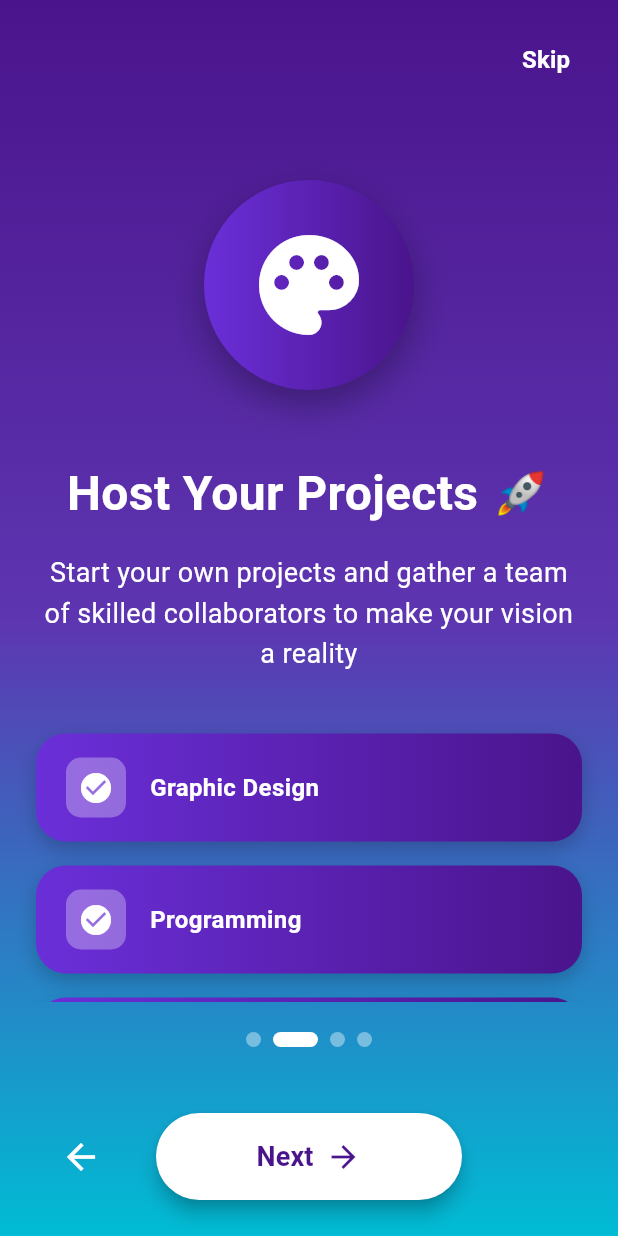
After one commit to yusfmohamed/Collabify, a Flutter app: the OnboardingScreen screen opened by its route, swiped to page 2, on a phone screen of 412 x 824 dp. The commit adds this screen. Run offline on Flutter 3.47's test engine with Material 3 defaults, Android fonts, the phone set to English and light mode, and no system bars; our stand-ins replace curved_navigation_bar, file_picker, image_picker, shared_preferences; accounts and stored records are empty.

Commit message:
added on boarding screen

```diff
--- a/lib/config/routes.dart
+++ b/lib/config/routes.dart
@@ -5,15 +5,16 @@ import '../screens/sign_up_screen.dart';
 import '../screens/main_navigation.dart';
 import '../screens/about_screen.dart';
 import '../screens/profile_info_screen.dart';
-import '../screens/settings_screen.dart';
+import '../screens/onboarding_screen.dart'; // NEW IMPORT
+
 class AppRoutes {
   static const String splash = '/';
   static const String signIn = '/sign-in';
   static const String signUp = '/sign-up';
   static const String home = '/home';
   static const String about = '/about';
-  static const String settings = '/settings';
   static const String profileInfo = '/profile-info';
+  static const String onboarding = '/onboarding'; // NEW ROUTE
 
   static Map<String, WidgetBuilder> get routes {
     return {
@@ -21,7 +22,6 @@ class AppRoutes {
       signIn: (context) => SignInScreen(),
       signUp: (context) => const SignUpScreen(),
       about: (context) => const AboutScreen(),
-      settings: (context) => const SettingsScreen(),
       // Routes with parameters use onGenerateRoute
     };
   }
@@ -46,6 +46,15 @@ class AppRoutes {
       );
     }
 
+    // Onboarding route with username (NEW)
+    if (settings.name == onboarding) {
+      final args = settings.arguments as Map<String, dynamic>?;
+      final username = args?['username'] ?? 'Guest';
+      return MaterialPageRoute(
+        builder: (context) => OnboardingScreen(username: username),
+      );
+    }
+
     return null;
   }
 }
--- /dev/null
+++ b/lib/screens/onboarding_screen.dart
@@ -0,0 +1,397 @@
+import 'package:flutter/material.dart';
+
+class OnboardingScreen extends StatefulWidget {
+  final String username;
+
+  const OnboardingScreen({Key? key, required this.username}) : super(key: key);
+
+  @override
+  State<OnboardingScreen> createState() => _OnboardingScreenState();
+}
+
+class _OnboardingScreenState extends State<OnboardingScreen> {
+  final PageController _pageController = PageController();
+  int _currentPage = 0;
+
+  final List<OnboardingPage> _pages = [
+    OnboardingPage(
+      title: 'Welcome to Collabify! 🎉',
+      description: 'Connect with talented individuals and bring your creative projects to life together',
+      icon: Icons.rocket_launch,
+      gradient: const LinearGradient(
+        colors: [Color(0xFFFB923C), Color(0xFFF97316)],
+      ),
+    ),
+    OnboardingPage(
+      title: 'Host Your Projects 🚀',
+      description: 'Start your own projects and gather a team of skilled collaborators to make your vision a reality',
+      icon: Icons.palette,
+      items: [
+        'Graphic Design',
+        'Programming',
+        'Video Editing',
+        'Innovation Projects',
+      ],
+      gradient: const LinearGradient(
+        colors: [Color(0xFF6B2FD9), Color(0xFF4A148C)],
+      ),
+    ),
+    OnboardingPage(
+      title: 'Join Amazing Teams 🤝',
+      description: 'Discover projects that match your skills and interests. Collaborate with passionate creators',
+      icon: Icons.handshake,
+      items: [
+        'Find projects you love',
+        'Contribute your talents',
+        'Build your portfolio',
+        'Grow your network',
+      ],
+      gradient: const LinearGradient(
+        colors: [Color(0xFF00BCD4), Color(0xFF0097A7)],
+      ),
+    ),
+    OnboardingPage(
+      title: 'Let\'s Get Started! ✨',
+      description: 'Complete your profile and start your collaboration journey today',
+      icon: Icons.stars,
+      gradient: const LinearGradient(
+        colors: [Color(0xFFFB923C), Color(0xFFF97316)],
+      ),
+    ),
+  ];
+
+  void _nextPage() {
+    if (_currentPage < _pages.length - 1) {
+      _pageController.animateToPage(
+        _currentPage + 1,
+        duration: const Duration(milliseconds: 400),
+        curve: Curves.easeInOut,
+      );
+    } else {
+      _navigateToProfile();
+    }
+  }
+
+  void _skipToProfile() {
+    _navigateToProfile();
+  }
+
+  void _navigateToProfile() {
+    Navigator.pushReplacementNamed(
+      context,
+      '/profile-info',
+      arguments: {'username': widget.username},
+    );
+  }
+
+  @override
+  void dispose() {
+    _pageController.dispose();
+    super.dispose();
+  }
+
+  @override
+  Widget build(BuildContext context) {
+    return Scaffold(
+      body: Container(
+        decoration: const BoxDecoration(
+          gradient: LinearGradient(
+            begin: Alignment.topCenter,
+            end: Alignment.bottomCenter,
+            colors: [
+              Color(0xFF4A148C),
+              Color(0xFF5E35B1),
+              Color(0xFF00BCD4),
+            ],
+            stops: [0.0, 0.5, 1.0],
+          ),
+        ),
+        child: SafeArea(
+          child: Column(
+            children: [
+              // Skip Button
+              Padding(
+                padding: const EdgeInsets.all(16.0),
+                child: Align(
+                  alignment: Alignment.topRight,
+                  child: TextButton(
+                    onPressed: _skipToProfile,
+                    child: const Text(
+                      'Skip',
+                      style: TextStyle(
+                        color: Colors.white,
+                        fontSize: 16,
+                        fontWeight: FontWeight.w600,
+                      ),
+                    ),
+                  ),
+                ),
+              ),
+
+              // PageView
+              Expanded(
+                child: PageView.builder(
+                  controller: _pageController,
+                  onPageChanged: (index) {
+                    setState(() {
+                      _currentPage = index;
+                    });
+                  },
+                  itemCount: _pages.length,
+                  itemBuilder: (context, index) {
+                    return _buildPageContent(_pages[index]);
+                  },
+                ),
+              ),
+
+              // Page Indicators
+              Padding(
+                padding: const EdgeInsets.symmetric(vertical: 20),
+                child: Row(
+                  mainAxisAlignment: MainAxisAlignment.center,
+                  children: List.generate(
+                    _pages.length,
+                    (index) => _buildPageIndicator(index),
+                  ),
+                ),
+              ),
+
+              // Bottom Navigation
+              Padding(
+                padding: const EdgeInsets.all(24.0),
+                child: Row(
+                  mainAxisAlignment: MainAxisAlignment.spaceBetween,
+                  children: [
+                    // Back Button (hidden on first page)
+                    SizedBox(
+                      width: 60,
+                      child: _currentPage > 0
+                          ? IconButton(
+                              onPressed: () {
+                                _pageController.previousPage(
+                                  duration: const Duration(milliseconds: 400),
+                                  curve: Curves.easeInOut,
+                                );
+                              },
+                              icon: const Icon(
+                                Icons.arrow_back,
+                                color: Colors.white,
+                                size: 28,
+                              ),
+                            )
+                          : const SizedBox(),
+                    ),
+
+                    // Next/Get Started Button
+                    Expanded(
+                      child: Padding(
+                        padding: const EdgeInsets.symmetric(horizontal: 20),
+                        child: ElevatedButton(
+                          onPressed: _nextPage,
+                          style: ElevatedButton.styleFrom(
+                            backgroundColor: Colors.white,
+                            foregroundColor: const Color(0xFF4A148C),
+                            padding: const EdgeInsets.symmetric(
+                              horizontal: 40,
+                              vertical: 16,
+                            ),
+                            shape: RoundedRectangleBorder(
+                              borderRadius: BorderRadius.circular(30),
+                            ),
+                            elevation: 5,
+                          ),
+                          child: Row(
+                            mainAxisAlignment: MainAxisAlignment.center,
+                            mainAxisSize: MainAxisSize.min,
+                            children: [
+                              Text(
+                                _currentPage == _pages.length - 1
+                                    ? 'Get Started'
+                                    : 'Next',
+                                style: const TextStyle(
+                                  fontSize: 18,
+                                  fontWeight: FontWeight.bold,
+                                ),
+                              ),
+                              const SizedBox(width: 8),
+                              const Icon(
+                                Icons.arrow_forward,
+                                size: 24,
+                              ),
+                            ],
+                          ),
+                        ),
+                      ),
+                    ),
+
+                    // Placeholder for symmetry
+                    const SizedBox(width: 60),
+                  ],
+                ),
+              ),
+            ],
+          ),
+        ),
+      ),
+    );
+  }
+
+  Widget _buildPageContent(OnboardingPage page) {
+    return SingleChildScrollView(
+      padding: const EdgeInsets.symmetric(horizontal: 24),
+      child: Column(
+        children: [
+          const SizedBox(height: 40),
+
+          // Icon
+          Container(
+            padding: const EdgeInsets.all(30),
+            decoration: BoxDecoration(
+              gradient: page.gradient,
+              shape: BoxShape.circle,
+              boxShadow: [
+                BoxShadow(
+                  color: Colors.black.withOpacity(0.3),
+                  blurRadius: 20,
+                  offset: const Offset(0, 10),
+                ),
+              ],
+            ),
+            child: Icon(
+              page.icon,
+              size: 80,
+              color: Colors.white,
+            ),
+          ),
+
+          const SizedBox(height: 50),
+
+          // Title
+          Text(
+            page.title,
+            textAlign: TextAlign.center,
+            style: const TextStyle(
+              fontSize: 32,
+              fontWeight: FontWeight.bold,
+              color: Colors.white,
+              height: 1.2,
+            ),
+          ),
+
+          const SizedBox(height: 20),
+
+          // Description
+          Text(
+            page.description,
+            textAlign: TextAlign.center,
+            style: const TextStyle(
+              fontSize: 18,
+              color: Colors.white,
+              height: 1.5,
+            ),
+          ),
+
+          const SizedBox(height: 40),
+
+          // Items (if any)
+          if (page.items != null && page.items!.isNotEmpty)
+            ...page.items!.asMap().entries.map((entry) {
+              return Padding(
+                padding: const EdgeInsets.only(bottom: 16),
+                child: _buildFeatureItem(entry.value, entry.key, page.gradient),
+              );
+            }),
+
+          const SizedBox(height: 40),
+        ],
+      ),
+    );
+  }
+
+  Widget _buildFeatureItem(String text, int index, Gradient gradient) {
+    return TweenAnimationBuilder(
+      duration: Duration(milliseconds: 500 + (index * 100)),
+      tween: Tween<double>(begin: 0.0, end: 1.0),
+      builder: (context, double value, child) {
+        return Opacity(
+          opacity: value,
+          child: Transform.translate(
+            offset: Offset(0, 20 * (1 - value)),
+            child: Container(
+              padding: const EdgeInsets.symmetric(horizontal: 20, vertical: 16),
+              decoration: BoxDecoration(
+                gradient: gradient,
+                borderRadius: BorderRadius.circular(20),
+                boxShadow: [
+                  BoxShadow(
+                    color: Colors.black.withOpacity(0.2),
+                    blurRadius: 10,
+                    offset: const Offset(0, 5),
+                  ),
+                ],
+              ),
+              child: Row(
+                children: [
+                  Container(
+                    padding: const EdgeInsets.all(8),
+                    decoration: BoxDecoration(
+                      color: Colors.white.withOpacity(0.3),
+                      borderRadius: BorderRadius.circular(10),
+                    ),
+                    child: const Icon(
+                      Icons.check_circle,
+                      color: Colors.white,
+                      size: 24,
+                    ),
+                  ),
+                  const SizedBox(width: 16),
+                  Expanded(
+                    child: Text(
+                      text,
+                      style: const TextStyle(
+                        fontSize: 16,
+                        fontWeight: FontWeight.w600,
+                        color: Colors.white,
+                      ),
+                    ),
+                  ),
+                ],
+              ),
+            ),
+          ),
+        );
+      },
+    );
+  }
+
+  Widget _buildPageIndicator(int index) {
+    return AnimatedContainer(
+      duration: const Duration(milliseconds: 300),
+      margin: const EdgeInsets.symmetric(horizontal: 4),
+      height: 10,
+      width: _currentPage == index ? 30 : 10,
+      decoration: BoxDecoration(
+        color: _currentPage == index
+            ? Colors.white
+            : Colors.white.withOpacity(0.4),
+        borderRadius: BorderRadius.circular(5),
+      ),
+    );
+  }
+}
+
+class OnboardingPage {
+  final String title;
+  final String description;
+  final IconData icon;
+  final List<String>? items;
+  final Gradient gradient;
+
+  OnboardingPage({
+    required this.title,
+    required this.description,
+    required this.icon,
+    this.items,
+    required this.gradient,
+  });
+}
--- a/lib/screens/sign_up_screen.dart
+++ b/lib/screens/sign_up_screen.dart
@@ -1,6 +1,6 @@
 import 'package:flutter/material.dart';
 import '../config/theme.dart';
-import '../screens/profile_info_screen.dart';
+import '../screens/onboarding_screen.dart'; // NEW IMPORT
 import '../widgets/gradient_background.dart';
 import '../widgets/custom_textfield.dart';
 import '../widgets/custom_button.dart';
@@ -36,11 +36,11 @@ class _SignUpScreenState extends State<SignUpScreen> {
         passwordError = 'Passwords do not match!';
       } else {
         passwordError = null;
-        // Navigate to profile info screen and pass the username
-        Navigator.push(
+        // Navigate to ONBOARDING screen first (CHANGED)
+        Navigator.pushReplacement(
           context,
           MaterialPageRoute(
-            builder: (context) => ProfileInfoScreen(
+            builder: (context) => OnboardingScreen(
               username: usernameController.text,
             ),
           ),
```
